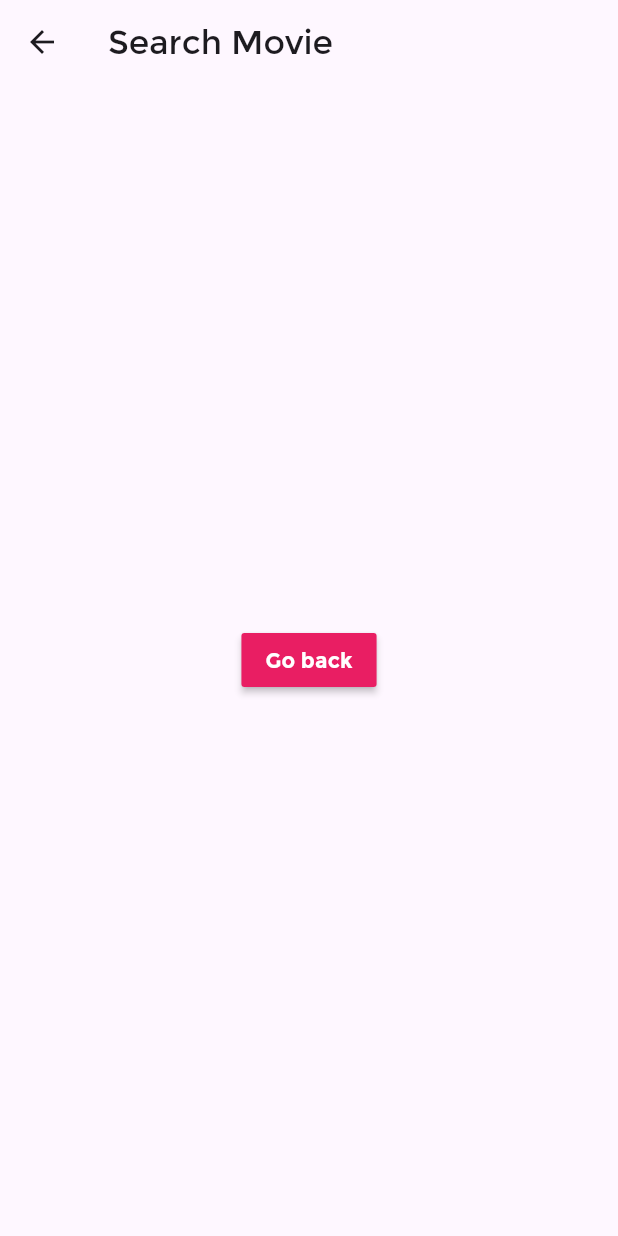
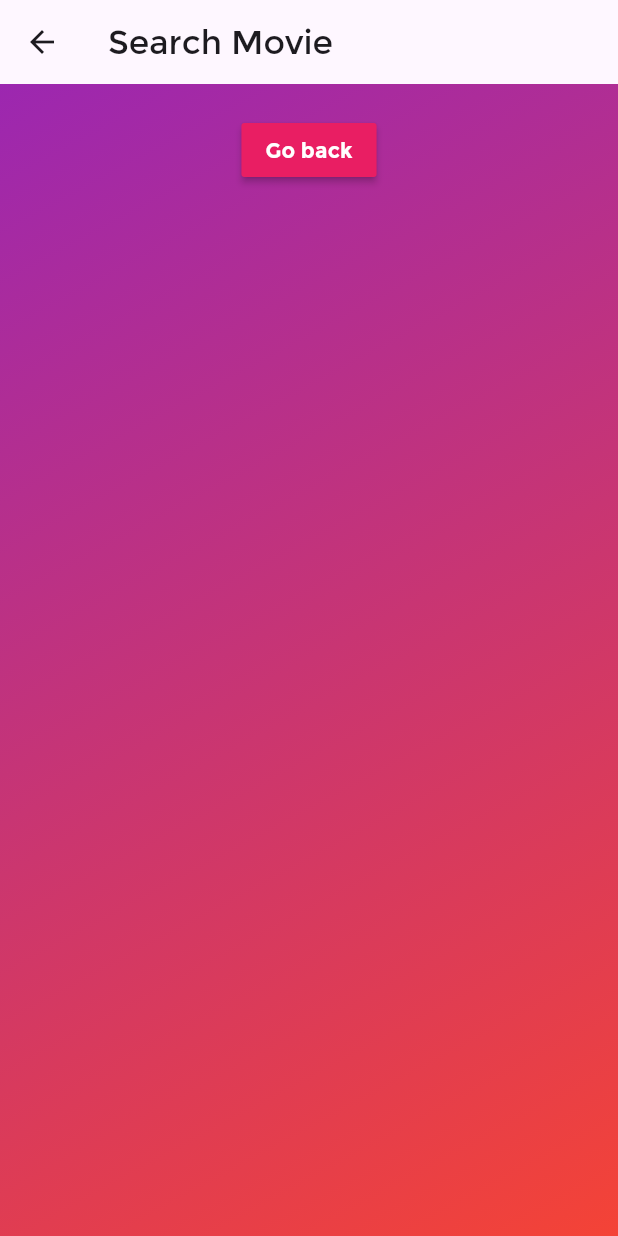
Before and after one commit to abir-ahmed/movie-reels, a Flutter app: the SearchMovieScreen screen opened by its route, on a phone screen of 412 x 824 dp. Run offline on Flutter 3.47's test engine with Material 3 defaults, Android fonts, the phone set to English and light mode, and no system bars.

Commit message:
Movie_Reels: Add 'Go Back' Button to Search Page

```diff
--- a/lib/searchMovies.dart
+++ b/lib/searchMovies.dart
@@ -9,12 +9,23 @@ class SearchMovieScreen extends StatelessWidget {
       appBar: AppBar(
         title: Text('Search Movie'),
       ),
-      body: Center(
+      body: Container(
+        decoration: const BoxDecoration(
+            gradient: LinearGradient(
+                begin: Alignment.topLeft,
+                end: Alignment.bottomRight,
+                colors: [Colors.purple, Colors.red])),
+        child: Padding(
+          padding: EdgeInsets.symmetric(vertical: 20.0, horizontal: 20.0),
+          child: Column(
+            children: [
+              Center(
                 child: MaterialButton(
                   color: Colors.pink,
                   child: Text(
                     'Go back',
-            style: TextStyle(color: Colors.white, fontWeight: FontWeight.bold),
+                    style: TextStyle(
+                        color: Colors.white, fontWeight: FontWeight.bold),
                   ),
                   onPressed: () {
                     // Navigate to the home screen when tapped.
@@ -24,6 +35,10 @@ class SearchMovieScreen extends StatelessWidget {
                   },
                 ),
               ),
+            ],
+          ),
+        ),
+      ),
     );
   }
 }
```
Lines whose indentation alone changed are shown as unchanged.
